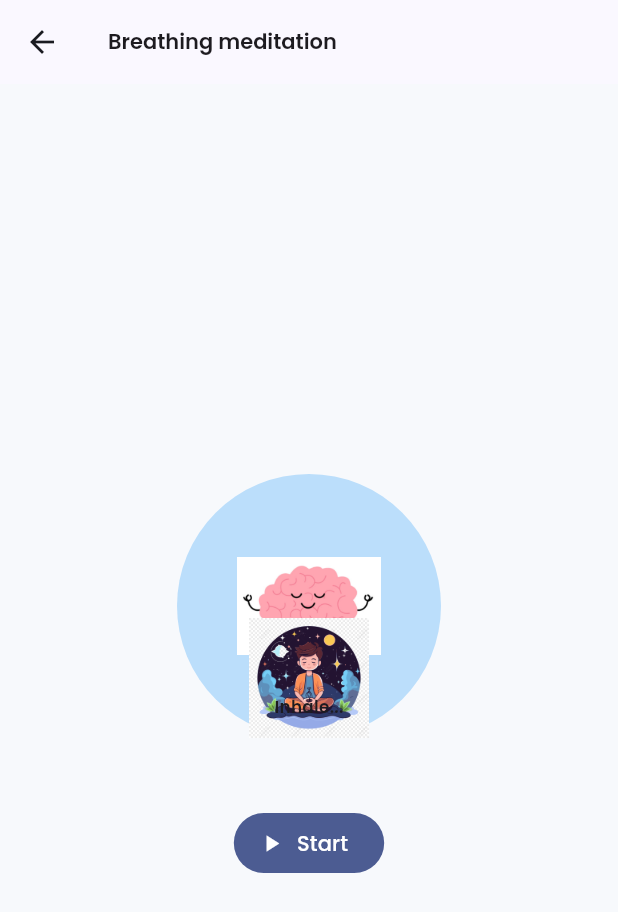
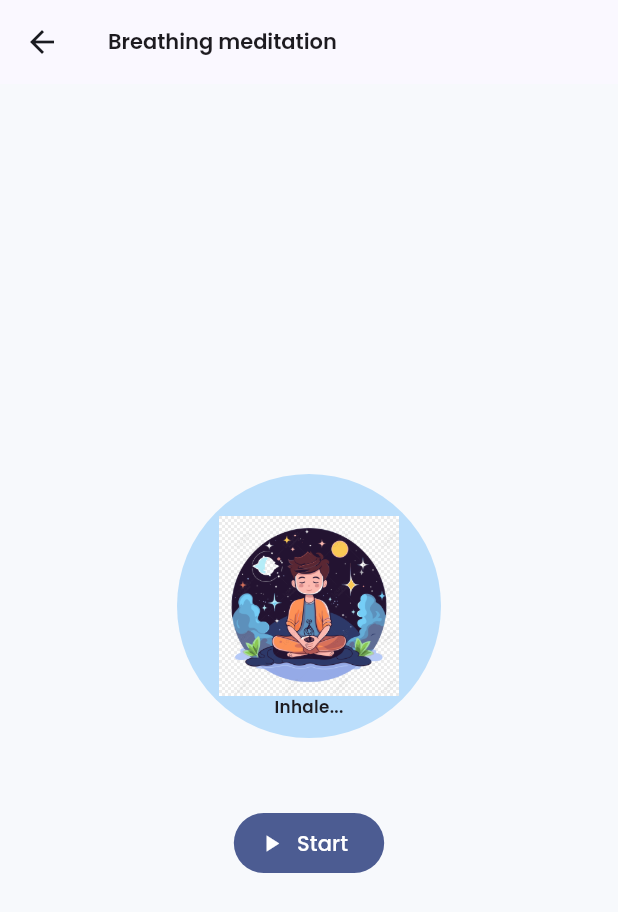
Before and after one commit to Ravindra2377/Mood, a Flutter app: the MeditationScreen screen opened directly, on a phone screen of 412 x 824 dp. Shown: the top 912 px of the screen. Run offline on Flutter 3.47's test engine with Material 3 defaults, Android fonts, the phone set to English and light mode, and no system bars; our stand-ins replace dio, flutter_riverpod, flutter_secure_storage, google_fonts, hive, hive_flutter and 2 more; missing offline and left inert: soul_fresh; accounts and stored records are empty; generated files the repository leaves out were written again.

Commit message:
chore: Remove brain meditation image, use only child meditation photo

```diff
--- a/soul_fresh/lib/screens/meditation.dart
+++ b/soul_fresh/lib/screens/meditation.dart
@@ -56,13 +56,8 @@
                       shape: BoxShape.circle,
                     ),
                   ),
-                  Image.asset('assets/images/meditation_brain.png',
-                      width: 120, height: 120, fit: BoxFit.contain),
-                  Positioned(
-                    bottom: 0,
-                    child: Image.asset('assets/images/meditation_child.png',
-                        width: 100, height: 100, fit: BoxFit.contain),
-                  ),
+                  Image.asset('assets/images/meditation_child.png',
+                      width: 150, height: 150, fit: BoxFit.contain),
                   const Positioned(
                     bottom: 16,
                     child: Text('Inhale...',
```
